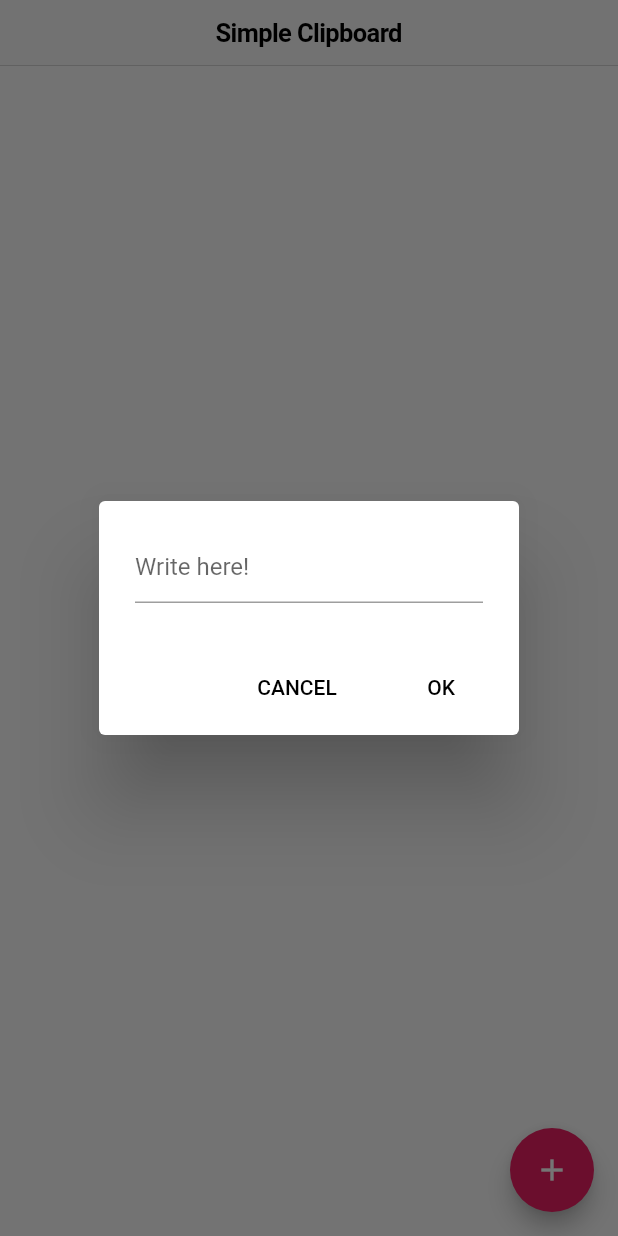
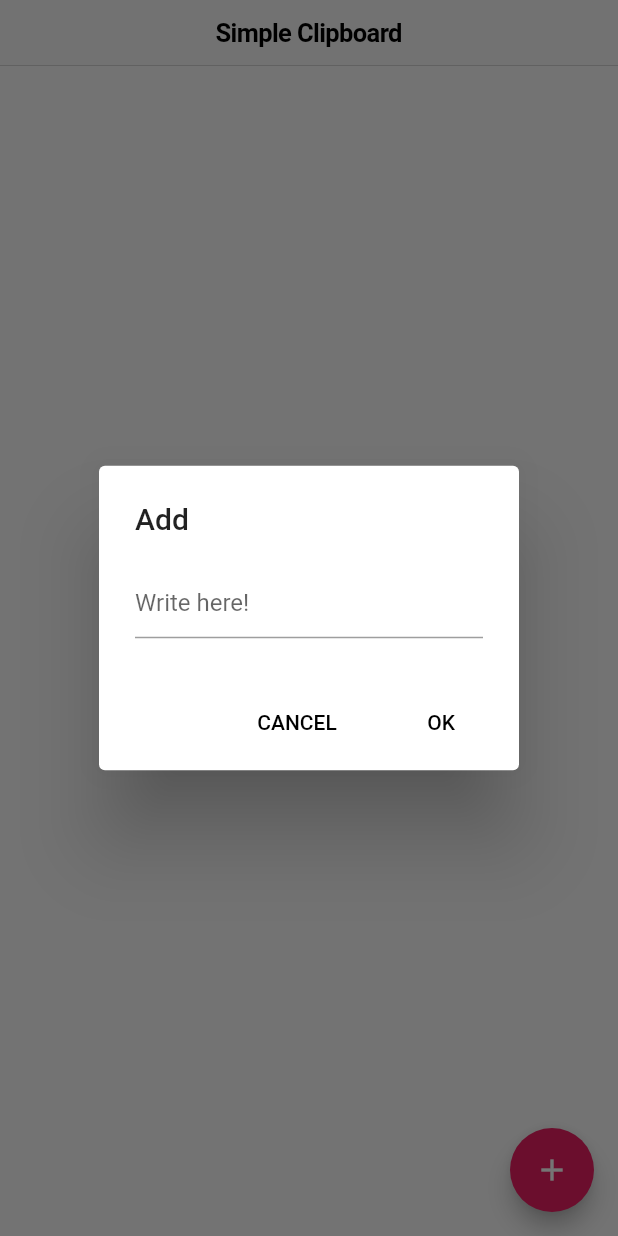
Before and after one commit to Samuel3Shin/simple_clipboard, a Flutter app: the screen it shows after launch, after a tap on the "add" icon, on a phone screen of 412 x 824 dp. Run offline on Flutter 3.47's test engine with Material 2 defaults, Android fonts, the phone set to English and light mode, and no system bars; our stand-ins replace fluttertoast, shared_preferences; missing offline and left inert: shared_preferences_web; statements that could not run were skipped.

Commit message:
added titles in alert dialogs

```diff
--- a/lib/main.dart
+++ b/lib/main.dart
@@ -101,7 +101,7 @@ class _ClipListPageState extends State<ClipListPage> {
           return Form(
             key: _formKey,
             child: AlertDialog(
-              // title: Text('Write here!'),
+              title: clip == null ? Text('Add') : Text('Edit'),
               content: TextFormField(
                 keyboardType: TextInputType.multiline,
                 maxLines: null,
@@ -156,7 +156,8 @@ class _ClipListPageState extends State<ClipListPage> {
         context: context,
         builder: (context) {
           return AlertDialog(
-            title: Text('Are you sure?'),
+            title: Text('Delete'),
+            content: Text('${clip.title}'),
             actions: <Widget>[
               FlatButton(
                 // color: Colors.red,
@@ -247,10 +248,13 @@ class _ClipListPageState extends State<ClipListPage> {
   void _loadClipsFromSF() async {
     SharedPreferences prefs = await SharedPreferences.getInstance();
     setState(() {
-      _items = (Clip.decode(prefs.getString('clips')));
-      if (_items == null) {
-        _items = List<Clip>();
-      }
+      _items = prefs.getString('clips').isEmpty
+          ? List<Clip>()
+          : Clip.decode(prefs.getString('clips'));
+      // _items = (Clip.decode(prefs.getString('clips')));
+      // if (_items == null) {
+      //   _items = List<Clip>();
+      // }
       print('items 개수: ${_items.length}');
     });
   }
```
